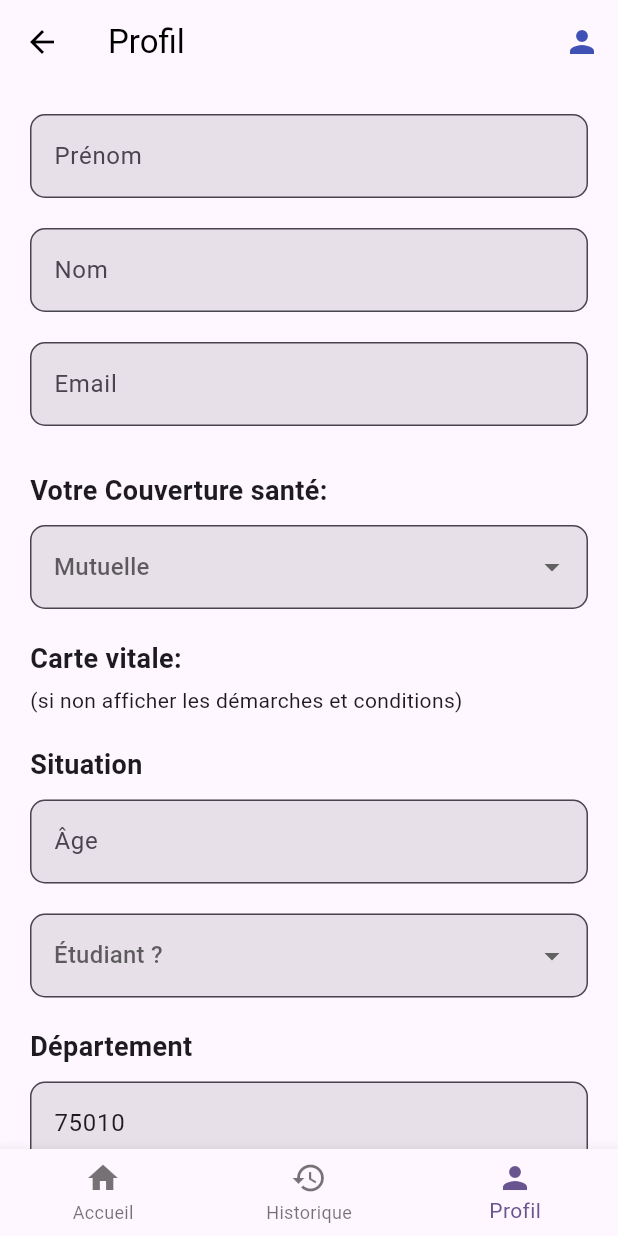
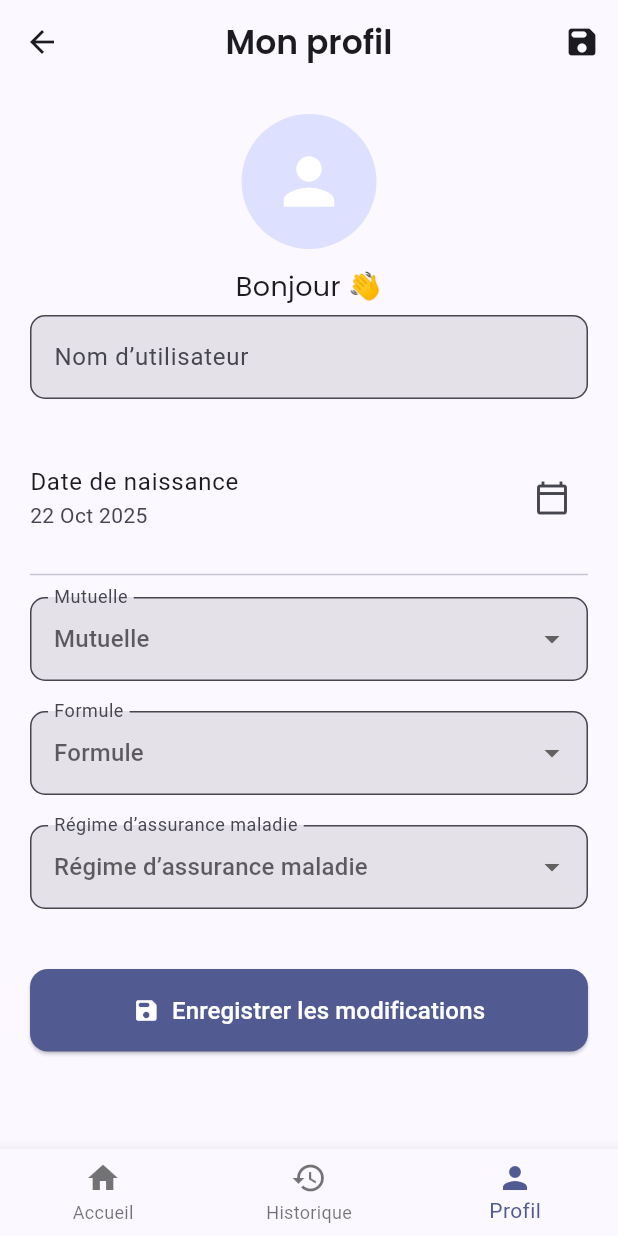
Before and after one commit to Pirodax/cap_projet_app, a Flutter app: the MainPage screen opened by its route, item 3 of the bottom bar chosen, on a phone screen of 412 x 824 dp. Run offline on Flutter 3.47's test engine with Material 3 defaults, Android fonts, the phone set to English and light mode, and no system bars; our stand-ins replace google_fonts, supabase_flutter; accounts and stored records are empty.

Commit message:
1.Ajout de la page profile connecté à la db (mutuelle pas encore lié seulement localement) 2. ajout de regles dans la db

```diff
--- a/cap_app/lib/features/auth/screens/sign_up_screen.dart
+++ b/cap_app/lib/features/auth/screens/sign_up_screen.dart
@@ -17,7 +17,7 @@ class _SignUpScreenState extends State<SignUpScreen> {
   String? _error;
 
   // Deep-link de retour OAuth / email confirmation
-  static const _redirect = 'com.monapp://login-callback/'; // ← Assure-toi que c'est le bon
+  //static const _redirect = 'com.monapp://login-callback/'; // ← Assure-toi que c'est le bon
 
   @override
   void dispose() {
@@ -36,7 +36,7 @@ class _SignUpScreenState extends State<SignUpScreen> {
       await supabase.auth.signUp(
         email: _emailCtrl.text.trim(),
         password: _pwdCtrl.text,
-        emailRedirectTo: _redirect,
+        //emailRedirectTo: _redirect,
       );
       if (!mounted) return;
       ScaffoldMessenger.of(context).showSnackBar(
--- a/cap_app/lib/screens/profile_screen.dart
+++ b/cap_app/lib/screens/profile_screen.dart
@@ -1,202 +1,237 @@
-import 'plans_screen.dart';
 import 'package:flutter/material.dart';
+import 'package:intl/intl.dart';
+import 'package:google_fonts/google_fonts.dart';
+import 'package:supabase_flutter/supabase_flutter.dart';
 
 class ProfileScreen extends StatefulWidget {
-  final String? mutuelleName;
-  final String? planName;
-  final Function(String, String)? onPlanSelectionComplete;
-  final VoidCallback? onClearPlanSelection;
-  final String? estEtudiant;
-  final Function(String)? onSetEtudiantStatus;
-  final VoidCallback? onClearEtudiantStatus;
-
-  const ProfileScreen(
-      {super.key,
-        this.mutuelleName,
-        this.planName,
-        this.onPlanSelectionComplete,
-        this.onClearPlanSelection,
-        this.estEtudiant,
-        this.onSetEtudiantStatus,
-        this.onClearEtudiantStatus});
+  const ProfileScreen({super.key});
 
   @override
   State<ProfileScreen> createState() => _ProfileScreenState();
 }
 
 class _ProfileScreenState extends State<ProfileScreen> {
+  final supabase = Supabase.instance.client;
+
+  late TextEditingController _usernameController;
+  DateTime? _birthDate;
+  String? _selectedMutuelle;
+  String? _selectedFormule;
+  String? _selectedRegime;
+
+  final List<String> mutuelles = ['Alan', 'MGEN', 'Axa', 'Mutualia'];
+  final List<String> formules = ['Standard', 'Premium', 'Jeune'];
+  final List<String> regimes = ['Régime général', 'Étudiant', 'MSA', 'RSI'];
+
+  bool _loading = true;
+
+  @override
+  void initState() {
+    super.initState();
+    _usernameController = TextEditingController();
+    _loadProfile();
+  }
+
+  Future<void> _loadProfile() async {
+    final user = supabase.auth.currentUser;
+    if (user == null) return;
+
+    try {
+      final data = await supabase
+          .from('user_infos')
+          .select()
+          .eq('user_id', user.id)
+          .maybeSingle();
+
+      if (data != null) {
+        setState(() {
+          _usernameController.text = data['username'] ?? '';
+          _selectedMutuelle = data['mituelle_id'];
+          _selectedFormule = data['mituelle_formule_id'];
+          _selectedRegime = data['regime_assurance_maladie_id'];
+          if (data['date_of_birth'] != null) {
+            _birthDate = DateTime.tryParse(data['date_of_birth']);
+          }
+        });
+      } else {
+        // si aucun profil n’existe encore → le créer automatiquement
+        await supabase.from('user_infos').insert({
+          'user_id': user.id,
+          'username': user.email ?? 'Utilisateur',
+        });
+      }
+    } catch (e) {
+      debugPrint('Erreur chargement profil: $e');
+    } finally {
+      setState(() => _loading = false);
+    }
+  }
+
+  Future<void> _saveProfile() async {
+    final user = supabase.auth.currentUser;
+    if (user == null) return;
+
+    final data = {
+      'username': _usernameController.text.trim(),
+      'date_of_birth': _birthDate != null
+          ? DateFormat('yyyy-MM-dd').format(_birthDate!)
+          : null,
+      'mituelle_id': _selectedMutuelle,
+      'mituelle_formule_id': _selectedFormule,
+      'regime_assurance_maladie_id': _selectedRegime,
+    };
+
+    try {
+      await supabase
+          .from('user_infos')
+          .update(data)
+          .eq('user_id', user.id);
+
+      if (mounted) {
+        ScaffoldMessenger.of(context).showSnackBar(
+          const SnackBar(content: Text('Profil mis à jour ✅')),
+        );
+      }
+    } catch (e) {
+      debugPrint('Erreur maj profil: $e');
+      if (mounted) {
+        ScaffoldMessenger.of(context).showSnackBar(
+          const SnackBar(content: Text('Erreur lors de la mise à jour ❌')),
+        );
+      }
+    }
+  }
+
+  void _selectBirthDate() async {
+    final now = DateTime.now();
+    final initialDate = _birthDate ?? DateTime(now.year - 25);
+    final picked = await showDatePicker(
+      context: context,
+      initialDate: initialDate,
+      firstDate: DateTime(1920),
+      lastDate: now,
+    );
+    if (picked != null) setState(() => _birthDate = picked);
+  }
+
   @override
   Widget build(BuildContext context) {
+    final cs = Theme.of(context).colorScheme;
+    if (_loading) {
+      return const Scaffold(
+        body: Center(child: CircularProgressIndicator()),
+      );
+    }
+
     return Scaffold(
+      backgroundColor: cs.surface,
       appBar: AppBar(
-        title: const Text('Profil'),
+        title: Text('Mon profil',
+            style: GoogleFonts.poppins(fontWeight: FontWeight.w600)),
+        centerTitle: true,
         elevation: 0,
-        backgroundColor: Colors.transparent,
-        foregroundColor: Colors.black,
+        backgroundColor: cs.surface,
+        foregroundColor: cs.onSurface,
         actions: [
           IconButton(
-            icon: const Icon(Icons.person, color: Colors.indigo),
-            onPressed: () {},
+            icon: const Icon(Icons.save_rounded),
+            onPressed: _saveProfile,
+            tooltip: 'Enregistrer les modifications',
           ),
         ],
       ),
       body: SingleChildScrollView(
-        padding: const EdgeInsets.all(20.0),
+        padding: const EdgeInsets.all(20),
         child: Column(
-          crossAxisAlignment: CrossAxisAlignment.start,
           children: [
-            TextFormField(
+            CircleAvatar(
+              radius: 45,
+              backgroundColor: cs.primaryContainer,
+              child:
+              const Icon(Icons.person, size: 50, color: Colors.white),
+            ),
+            const SizedBox(height: 12),
+            Text('Bonjour 👋', style: GoogleFonts.poppins(fontSize: 18)),
+            const SizedBox(height: 6),
+            TextField(
+              controller: _usernameController,
               decoration: InputDecoration(
-                labelText: 'Prénom',
+                labelText: 'Nom d’utilisateur',
                 border: OutlineInputBorder(
-                  borderRadius: BorderRadius.circular(10.0),
-                ),
+                    borderRadius: BorderRadius.circular(10)),
+              ),
+            ),
+            const SizedBox(height: 30),
+            ListTile(
+              contentPadding: EdgeInsets.zero,
+              title: const Text('Date de naissance'),
+              subtitle: Text(_birthDate != null
+                  ? DateFormat('dd MMM yyyy').format(_birthDate!)
+                  : 'Non renseignée'),
+              trailing: IconButton(
+                icon: const Icon(Icons.calendar_today_outlined),
+                onPressed: _selectBirthDate,
+              ),
+            ),
+            const Divider(height: 30),
+            DropdownButtonFormField<String>(
+              value: _selectedMutuelle,
+              hint: const Text('Mutuelle'),
+              items: mutuelles
+                  .map((m) => DropdownMenuItem(value: m, child: Text(m)))
+                  .toList(),
+              onChanged: (v) => setState(() => _selectedMutuelle = v),
+              decoration: InputDecoration(
+                labelText: 'Mutuelle',
+                border: OutlineInputBorder(
+                    borderRadius: BorderRadius.circular(10)),
               ),
             ),
             const SizedBox(height: 20),
-            TextFormField(
+            DropdownButtonFormField<String>(
+              value: _selectedFormule,
+              hint: const Text('Formule'),
+              items: formules
+                  .map((f) => DropdownMenuItem(value: f, child: Text(f)))
+                  .toList(),
+              onChanged: (v) => setState(() => _selectedFormule = v),
               decoration: InputDecoration(
-                labelText: 'Nom',
+                labelText: 'Formule',
                 border: OutlineInputBorder(
-                  borderRadius: BorderRadius.circular(10.0),
-                ),
+                    borderRadius: BorderRadius.circular(10)),
               ),
             ),
             const SizedBox(height: 20),
-            TextFormField(
+            DropdownButtonFormField<String>(
+              value: _selectedRegime,
+              hint: const Text('Régime d’assurance maladie'),
+              items: regimes
+                  .map((r) => DropdownMenuItem(value: r, child: Text(r)))
+                  .toList(),
+              onChanged: (v) => setState(() => _selectedRegime = v),
               decoration: InputDecoration(
-                labelText: 'Email',
+                labelText: 'Régime d’assurance maladie',
                 border: OutlineInputBorder(
-                  borderRadius: BorderRadius.circular(10.0),
+                    borderRadius: BorderRadius.circular(10)),
+              ),
+            ),
+            const SizedBox(height: 40),
+            SizedBox(
+              width: double.infinity,
+              child: ElevatedButton.icon(
+                onPressed: _saveProfile,
+                style: ElevatedButton.styleFrom(
+                  padding: const EdgeInsets.symmetric(vertical: 16),
+                  shape: RoundedRectangleBorder(
+                      borderRadius: BorderRadius.circular(12)),
+                  backgroundColor: cs.primary,
+                ),
+                icon: const Icon(Icons.save_rounded, color: Colors.white),
+                label: const Text(
+                  'Enregistrer les modifications',
+                  style: TextStyle(color: Colors.white, fontSize: 16),
                 ),
               ),
-              keyboardType: TextInputType.emailAddress,
-            ),
-            const SizedBox(height: 30),
-            const Text(
-              'Votre Couverture santé:',
-              style: TextStyle(fontSize: 18, fontWeight: FontWeight.bold),
-            ),
-            const SizedBox(height: 10),
-            if (widget.planName != null && widget.mutuelleName != null)
-              Row(
-                children: [
-                  Column(
-                    crossAxisAlignment: CrossAxisAlignment.start,
-                    children: [
-                      Text('Mutuelle: ${widget.mutuelleName}'),
-                      const SizedBox(height: 10),
-                      Text('Plan: ${widget.planName}'),
-                    ],
-                  ),
-                  const Spacer(),
-                  IconButton(
-                    icon: const Icon(Icons.edit),
-                    onPressed: widget.onClearPlanSelection,
-                  )
-                ],
-              )
-            else
-              DropdownButtonFormField<String>(
-                value: widget.mutuelleName,
-                hint: const Text('Mutuelle'),
-                onChanged: (String? newValue) {
-                  final callback = widget.onPlanSelectionComplete;
-                  if (newValue != null && callback != null) {
-                    Navigator.push(
-                      context,
-                      MaterialPageRoute(
-                        builder: (context) => PlansScreen(
-                          mutuelleName: newValue,
-                          onPlanSelectionComplete: callback,
-                        ),
-                      ),
-                    );
-                  }
-                },
-                items: <String>['MGEN', 'Alan', 'Axa', 'Mutualia']
-                    .map<DropdownMenuItem<String>>((String value) {
-                  return DropdownMenuItem<String>(
-                    value: value,
-                    child: Text(value),
-                  );
-                }).toList(),
-                decoration: InputDecoration(
-                  border: OutlineInputBorder(
-                    borderRadius: BorderRadius.circular(10.0),
-                  ),
-                ),
-              ),
-            const SizedBox(height: 20),
-            const Text(
-              'Carte vitale:',
-              style: TextStyle(fontSize: 18, fontWeight: FontWeight.bold),
-            ),
-            const SizedBox(height: 5),
-            const Text('(si non afficher les démarches et conditions)'),
-            const SizedBox(height: 20),
-            const Text(
-              'Situation',
-              style: TextStyle(fontSize: 18, fontWeight: FontWeight.bold),
-            ),
-            const SizedBox(height: 10),
-            TextFormField(
-              decoration: InputDecoration(
-                labelText: 'Âge',
-                border: OutlineInputBorder(
-                  borderRadius: BorderRadius.circular(10.0),
-                ),
-              ),
-              keyboardType: TextInputType.number,
-            ),
-            const SizedBox(height: 20),
-            if (widget.estEtudiant != null)
-              Row(
-                children: [
-                  Text('Étudiant: ${widget.estEtudiant}'),
-                  const Spacer(),
-                  IconButton(
-                    icon: const Icon(Icons.edit),
-                    onPressed: widget.onClearEtudiantStatus,
-                  )
-                ],
-              )
-            else
-              DropdownButtonFormField<String>(
-                hint: const Text('Étudiant ?'),
-                onChanged: (String? newValue) {
-                  final callback = widget.onSetEtudiantStatus;
-                  if (newValue != null && callback != null) {
-                    callback(newValue);
-                  }
-                },
-                items: <String>['Oui', 'Non']
-                    .map<DropdownMenuItem<String>>((String value) {
-                  return DropdownMenuItem<String>(
-                    value: value,
-                    child: Text(value),
-                  );
-                }).toList(),
-                decoration: InputDecoration(
-                  border: OutlineInputBorder(
-                    borderRadius: BorderRadius.circular(10.0),
-                  ),
-                ),
-              ),
-            const SizedBox(height: 20),
-            const Text(
-              'Département',
-              style: TextStyle(fontSize: 18, fontWeight: FontWeight.bold),
-            ),
-            const SizedBox(height: 10),
-            TextFormField(
-              initialValue: '75010',
-              decoration: InputDecoration(
-                border: OutlineInputBorder(
-                  borderRadius: BorderRadius.circular(10.0),
-                ),
-              ),
-              keyboardType: TextInputType.number,
             ),
           ],
         ),
--- a/cap_app/pubspec.yaml
+++ b/cap_app/pubspec.yaml
@@ -15,6 +15,7 @@ dependencies:
   supabase_flutter: ^2.10.3
   cupertino_icons: ^1.0.8
   google_fonts: ^6.3.2
+  intl: ^0.20.2
 
 dev_dependencies:
   flutter_test:
```
Also changed, not shown: cap_app/lib/app.dart (+4 -46 lines), cap_app/pubspec.lock, 4 other files.
